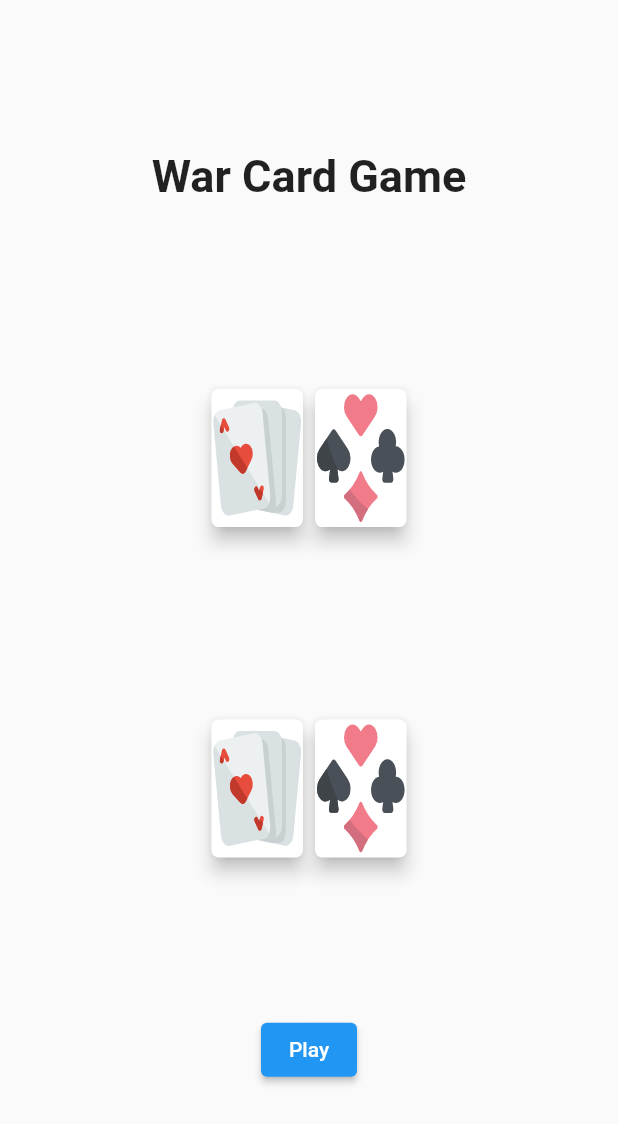
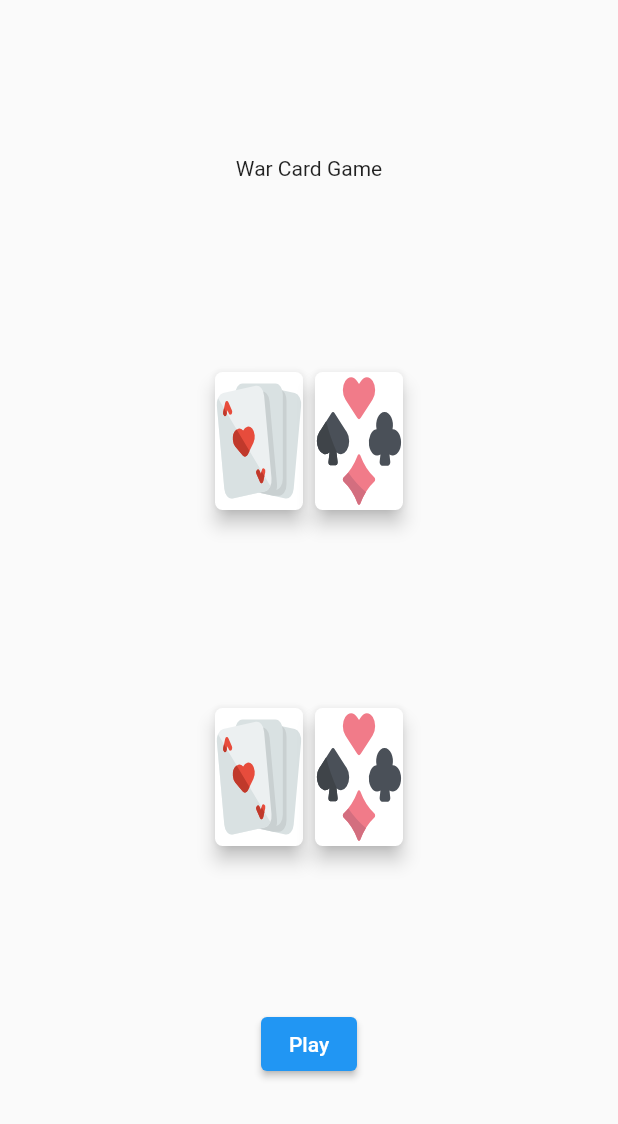
Before and after one commit to DanielBenAvi/war_card_game, a Flutter app: the screen it shows after launch, on a phone screen of 412 x 824 dp. Shown: the top 1124 px of the screen. Run offline on Flutter 3.47's test engine with Material 2 defaults, Android fonts, the phone set to English and light mode, and no system bars; our stand-ins replace flutter_svg.

Commit message:
google fonts

```diff
--- a/lib/screens/game_page.dart
+++ b/lib/screens/game_page.dart
@@ -1,7 +1,7 @@
 import 'package:flutter/material.dart';
 import 'package:war_card_game/models/deck.dart';
 import 'package:war_card_game/widgets/card_widget.dart';
-
+// ignore: depend_on_referenced_packages
 import '../models/global.dart';
 
 class GamePage extends StatefulWidget {
@@ -41,10 +41,7 @@ class _GamePageState extends State<GamePage> {
         children: [
           const Text(
             'War Card Game',
-            style: TextStyle(
-              fontSize: 30,
-              fontWeight: FontWeight.bold,
-            ),
+            // style: GoogleFonts.getFont('Lato'),
           ),
           Row(
             mainAxisAlignment: MainAxisAlignment.center,
--- a/lib/widgets/card_widget.dart
+++ b/lib/widgets/card_widget.dart
@@ -9,7 +9,7 @@ class CardWidget extends StatelessWidget {
   @override
   Widget build(BuildContext context) {
     return Container(
-      width: 100 * 500 / 724,
+      width: 100 * 2 / 3,
       height: 100,
       margin: const EdgeInsets.only(top: 20),
       child: Card(
--- a/pubspec.yaml
+++ b/pubspec.yaml
@@ -47,6 +47,7 @@ dev_dependencies:
   # rules and activating additional ones.
   flutter_lints: ^2.0.0
   flutter_svg: ^2.0.4
+  google_fonts: ^4.0.3
 
 # For information on the generic Dart part of this file, see the
 # following page: https://dart.dev/tools/pub/pubspec
```
Also changed, not shown: pubspec.lock, 1 other file.
